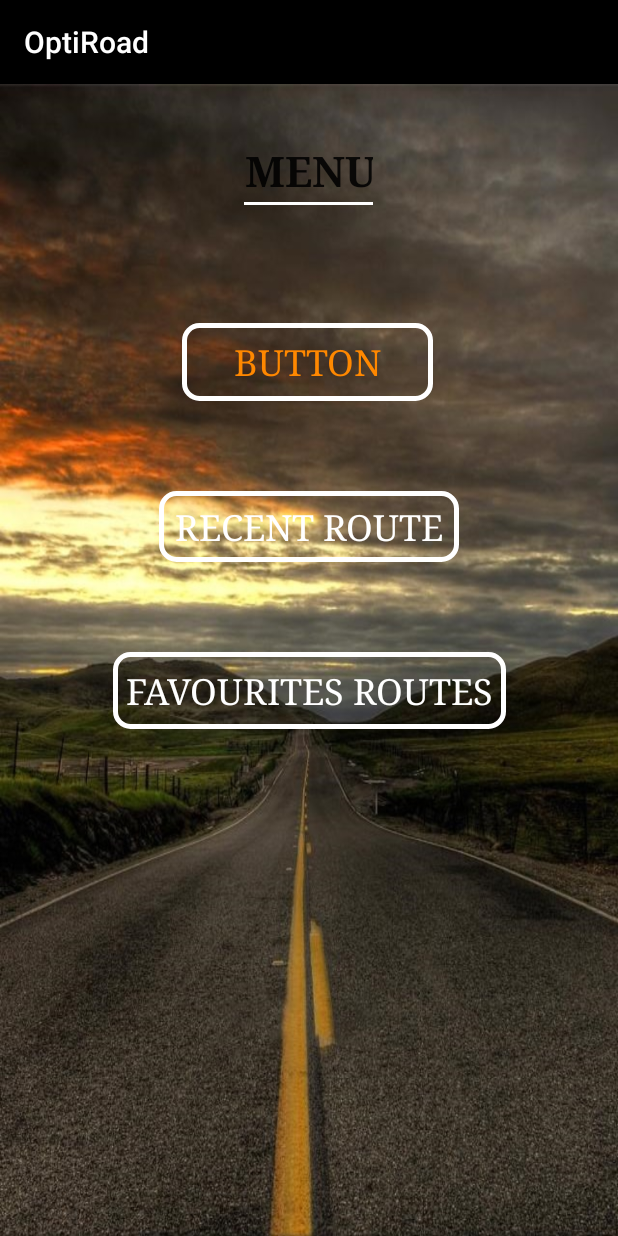
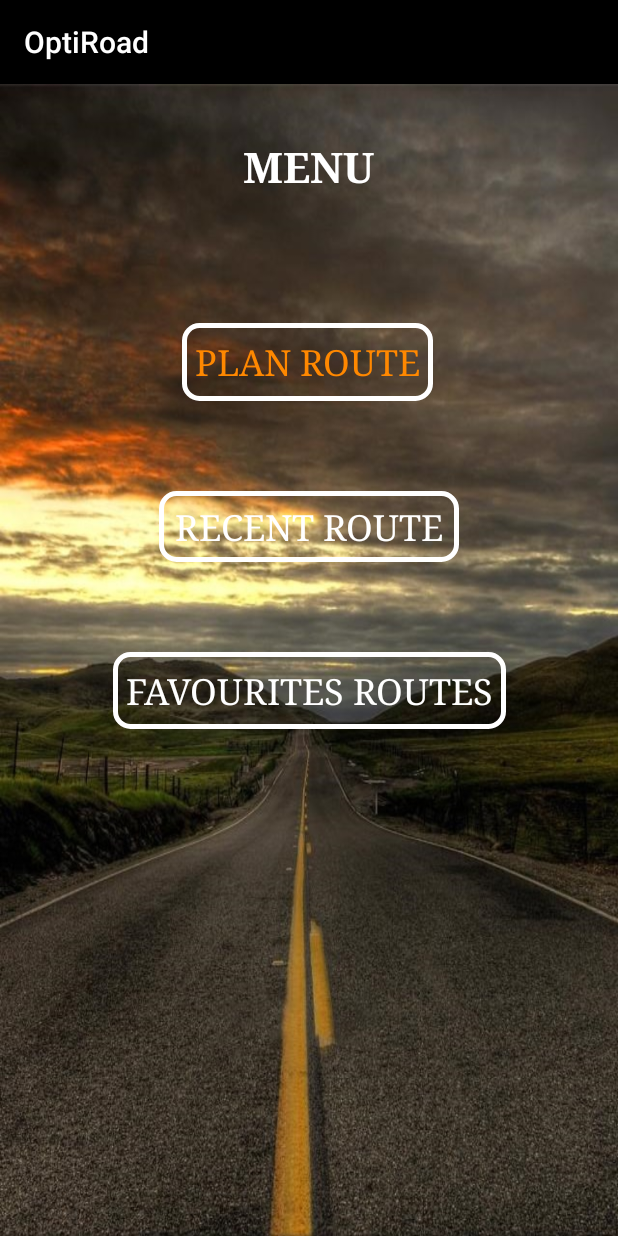
Before and after one commit to Nevette/OptiRoad, an Android app: the screen it shows after launch (MenuActivity), on a phone screen of 412 x 824 dp. Run offline under Robolectric (Android 15) with nearby library versions, the phone set to English and light mode, and no system bars.

Commit message:
Fix typo

```diff
--- a/app/src/main/AndroidManifest.xml
+++ b/app/src/main/AndroidManifest.xml
@@ -6,7 +6,6 @@
         android:allowBackup="true"
         android:icon="@mipmap/ic_launcher"
         android:label="@string/app_name"
-        android:roundIcon="@mipmap/ic_launcher_round"
         android:supportsRtl="true"
         android:theme="@style/AppTheme" >
         <activity android:name=".MenuActivity" >
--- a/app/src/main/res/layout/activity_menu.xml
+++ b/app/src/main/res/layout/activity_menu.xml
@@ -16,7 +16,7 @@
         android:layout_marginStart="8dp"
         android:layout_marginTop="72dp"
         android:background="@drawable/round_button"
-        android:text="Button"
+        android:text="Plan Route"
         android:textColor="@android:color/holo_orange_dark"
         android:textSize="24sp"
         android:typeface="serif"
@@ -61,7 +61,7 @@
         app:layout_constraintStart_toStartOf="parent"
         app:layout_constraintTop_toBottomOf="@+id/button_plan_route" />
 
-    <EditText
+    <TextView
         android:id="@+id/text_menu"
         android:layout_width="94dp"
         android:layout_height="51dp"
@@ -72,6 +72,7 @@
         android:inputType="textPersonName"
         android:text="MENU"
         android:textAlignment="center"
+        android:textColor="@android:color/white"
         android:textSize="28sp"
         android:textStyle="bold"
         android:typeface="serif"
```
